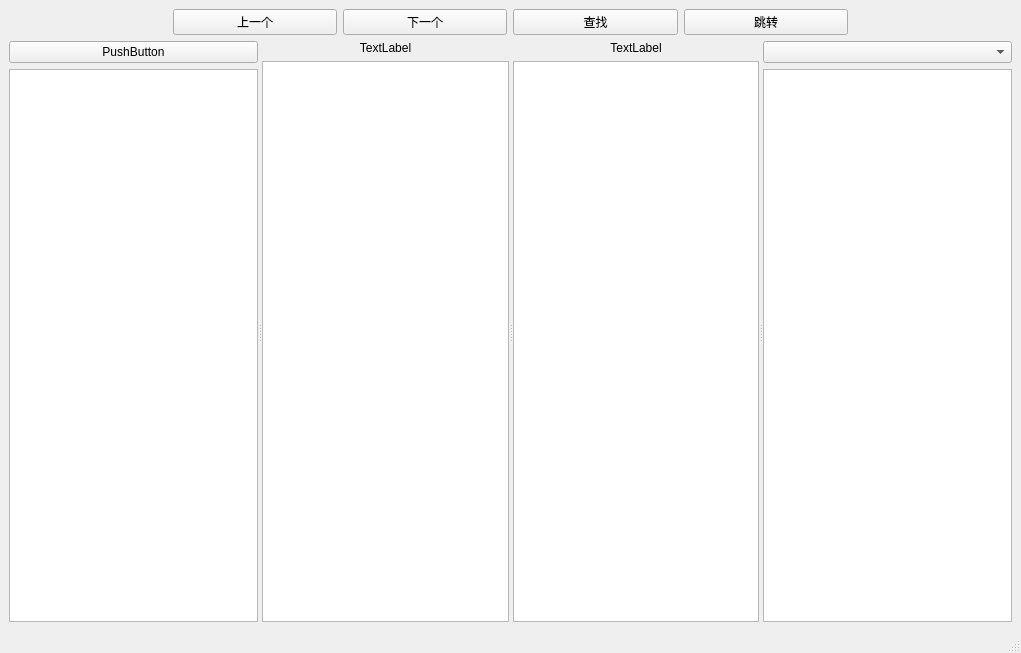
This is ui/mainwidget.ui in lamborghini1993/FileCompare as Qt 5 draws it before an edit. The edited form follows.
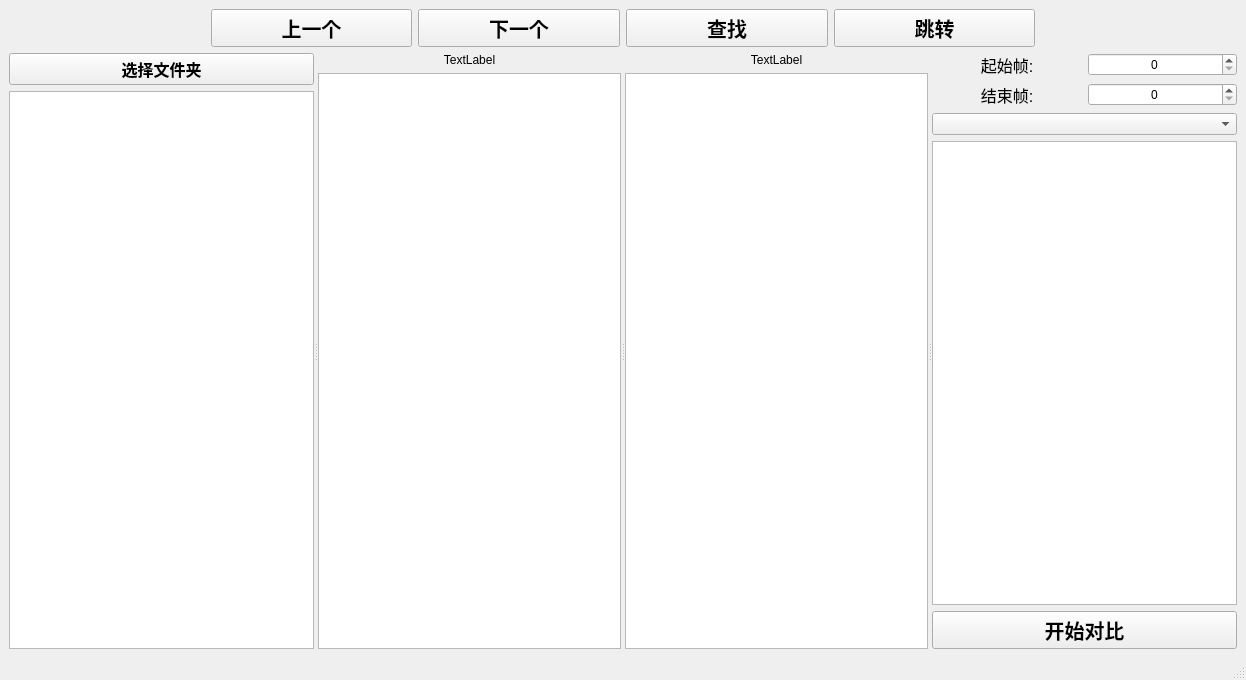
This is the edited form. Icons and pictures are not drawn.

Patch:
```diff
--- a/ui/mainwidget.ui
+++ b/ui/mainwidget.ui
@@ -6,8 +6,8 @@
    <rect>
     <x>0</x>
     <y>0</y>
-    <width>1021</width>
-    <height>653</height>
+    <width>1246</width>
+    <height>680</height>
    </rect>
   </property>
   <property name="windowTitle">
@@ -31,31 +31,126 @@
        </spacer>
       </item>
       <item>
-       <widget class="QPushButton" name="pushButton_5">
+       <widget class="QPushButton" name="pushButton_Up">
+        <property name="minimumSize">
+         <size>
+          <width>0</width>
+          <height>35</height>
+         </size>
+        </property>
+        <property name="font">
+         <font>
+          <pointsize>15</pointsize>
+          <weight>75</weight>
+          <bold>true</bold>
+         </font>
+        </property>
+        <property name="autoFillBackground">
+         <bool>false</bool>
+        </property>
         <property name="text">
          <string>上一个</string>
         </property>
+        <property name="icon">
+         <iconset resource="res.qrc">
+          <normaloff>:/app/up.png</normaloff>:/app/up.png</iconset>
+        </property>
+        <property name="iconSize">
+         <size>
+          <width>30</width>
+          <height>30</height>
+         </size>
+        </property>
        </widget>
       </item>
       <item>
-       <widget class="QPushButton" name="pushButton_4">
+       <widget class="QPushButton" name="pushButton_Down">
+        <property name="minimumSize">
+         <size>
+          <width>0</width>
+          <height>35</height>
+         </size>
+        </property>
+        <property name="font">
+         <font>
+          <pointsize>15</pointsize>
+          <weight>75</weight>
+          <bold>true</bold>
+         </font>
+        </property>
         <property name="text">
          <string>下一个</string>
         </property>
+        <property name="icon">
+         <iconset resource="res.qrc">
+          <normaloff>:/app/down.png</normaloff>:/app/down.png</iconset>
+        </property>
+        <property name="iconSize">
+         <size>
+          <width>30</width>
+          <height>30</height>
+         </size>
+        </property>
        </widget>
       </item>
       <item>
-       <widget class="QPushButton" name="pushButton_3">
+       <widget class="QPushButton" name="pushButton_Find">
+        <property name="minimumSize">
+         <size>
+          <width>0</width>
+          <height>35</height>
+         </size>
+        </property>
+        <property name="font">
+         <font>
+          <pointsize>15</pointsize>
+          <weight>75</weight>
+          <bold>true</bold>
+         </font>
+        </property>
         <property name="text">
          <string>查找</string>
         </property>
+        <property name="icon">
+         <iconset>
+          <normaloff>find.png</normaloff>find.png</iconset>
+        </property>
+        <property name="iconSize">
+         <size>
+          <width>30</width>
+          <height>30</height>
+         </size>
+        </property>
        </widget>
       </item>
       <item>
-       <widget class="QPushButton" name="pushButton_2">
+       <widget class="QPushButton" name="pushButton_Jump">
+        <property name="minimumSize">
+         <size>
+          <width>0</width>
+          <height>35</height>
+         </size>
+        </property>
+        <property name="font">
+         <font>
+          <pointsize>15</pointsize>
+          <weight>75</weight>
+          <bold>true</bold>
+         </font>
+        </property>
         <property name="text">
          <string>跳转</string>
         </property>
+        <property name="icon">
+         <iconset>
+          <normaloff>jump.png</normaloff>jump.png</iconset>
+        </property>
+        <property name="iconSize">
+         <size>
+          <width>30</width>
+          <height>30</height>
+         </size>
+        </property>
        </widget>
       </item>
       <item>
@@ -81,9 +176,22 @@
       <widget class="QWidget" name="widget" native="true">
        <layout class="QVBoxLayout" name="verticalLayout_3">
         <item>
-         <widget class="QPushButton" name="pushButton_6">
+         <widget class="QPushButton" name="pushButton_Open">
+          <property name="minimumSize">
+           <size>
+            <width>0</width>
+            <height>30</height>
+           </size>
+          </property>
+          <property name="font">
+           <font>
+            <pointsize>12</pointsize>
+            <weight>75</weight>
+            <bold>true</bold>
+           </font>
+          </property>
           <property name="text">
-           <string>PushButton</string>
+           <string>选择文件夹</string>
           </property>
          </widget>
         </item>
@@ -102,7 +210,7 @@
           <widget class="QWidget" name="widget_4" native="true">
            <layout class="QVBoxLayout" name="verticalLayout_5">
             <item>
-             <widget class="QLabel" name="label">
+             <widget class="QLabel" name="label_left">
               <property name="text">
                <string>TextLabel</string>
               </property>
@@ -119,7 +227,7 @@
           <widget class="QWidget" name="widget_5" native="true">
            <layout class="QVBoxLayout" name="verticalLayout_6">
             <item>
-             <widget class="QLabel" name="label_2">
+             <widget class="QLabel" name="label_right">
               <property name="text">
                <string>TextLabel</string>
               </property>
@@ -138,13 +246,85 @@
        </layout>
       </widget>
       <widget class="QWidget" name="widget_3" native="true">
-       <layout class="QVBoxLayout" name="verticalLayout_7">
+       <layout class="QVBoxLayout" name="verticalLayout">
+        <item>
+         <layout class="QGridLayout" name="gridLayout">
+          <item row="0" column="0">
+           <widget class="QLabel" name="label">
+            <property name="font">
+             <font>
+              <pointsize>12</pointsize>
+              <weight>50</weight>
+              <bold>false</bold>
+             </font>
+            </property>
+            <property name="text">
+             <string>起始帧:</string>
+            </property>
+            <property name="alignment">
+             <set>Qt::AlignCenter</set>
+            </property>
+           </widget>
+          </item>
+          <item row="1" column="0">
+           <widget class="QLabel" name="label_2">
+            <property name="font">
+             <font>
+              <pointsize>12</pointsize>
+              <weight>50</weight>
+              <bold>false</bold>
+             </font>
+            </property>
+            <property name="text">
+             <string>结束帧:</string>
+            </property>
+            <property name="alignment">
+             <set>Qt::AlignCenter</set>
+            </property>
+           </widget>
+          </item>
+          <item row="0" column="1">
+           <widget class="QSpinBox" name="spinBox_start">
+            <property name="alignment">
+             <set>Qt::AlignCenter</set>
+            </property>
+           </widget>
+          </item>
+          <item row="1" column="1">
+           <widget class="QSpinBox" name="spinBox_end">
+            <property name="alignment">
+             <set>Qt::AlignCenter</set>
+            </property>
+           </widget>
+          </item>
+         </layout>
+        </item>
         <item>
          <widget class="QComboBox" name="comboBox"/>
         </item>
         <item>
          <widget class="QTableView" name="tableView"/>
         </item>
+        <item>
+         <widget class="QPushButton" name="pushButton_compare">
+          <property name="minimumSize">
+           <size>
+            <width>0</width>
+            <height>30</height>
+           </size>
+          </property>
+          <property name="font">
+           <font>
+            <pointsize>15</pointsize>
+            <weight>75</weight>
+            <bold>true</bold>
+           </font>
+          </property>
+          <property name="text">
+           <string>开始对比</string>
+          </property>
+         </widget>
+        </item>
        </layout>
       </widget>
      </widget>
```
Left out of the diff: 10 changed lines with no effect on the pictures.
